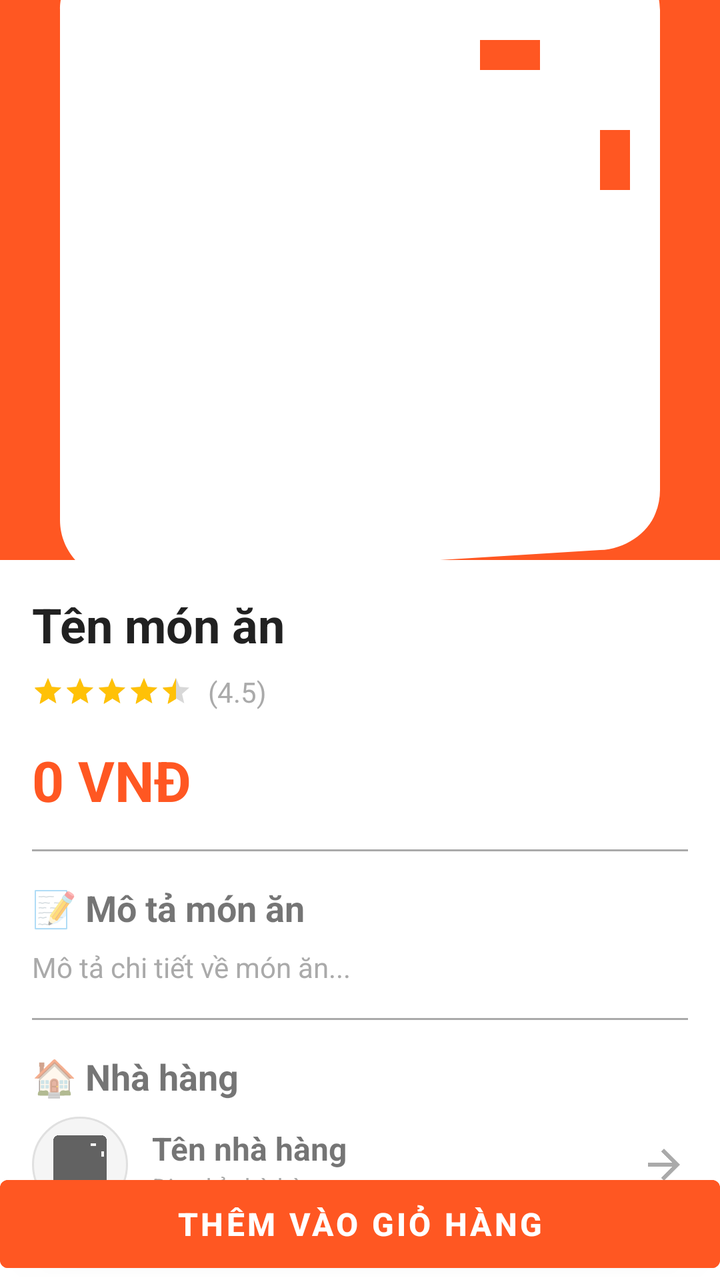
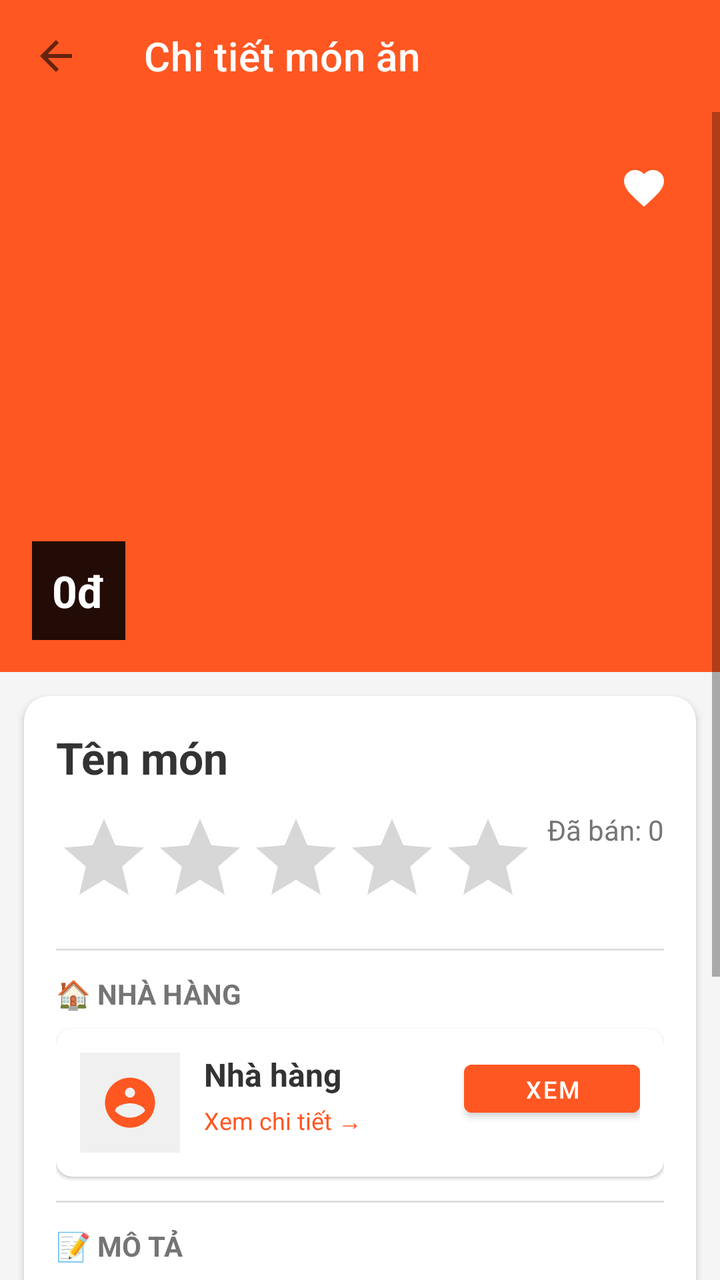

An Android layout rendered at two revisions. The XML below is the earlier revision; the diff shows what the commit changed to produce the second picture.
<!-- AndroidManifest.xml: application theme Theme.FoodOrder -->
<!-- res/layout/activity_food_detail.xml -->
<?xml version="1.0" encoding="utf-8"?>
<androidx.coordinatorlayout.widget.CoordinatorLayout
    xmlns:android="http://schemas.android.com/apk/res/android"
    xmlns:app="http://schemas.android.com/apk/res-auto"
    android:layout_width="match_parent"
    android:layout_height="match_parent"
    android:background="@android:color/white">

    <com.google.android.material.appbar.AppBarLayout
        android:layout_width="match_parent"
        android:layout_height="280dp"
        android:theme="@style/ThemeOverlay.AppCompat.Dark.ActionBar">

        <com.google.android.material.appbar.CollapsingToolbarLayout
            android:id="@+id/collapsingToolbar"
            android:layout_width="match_parent"
            android:layout_height="match_parent"
            app:contentScrim="?attr/colorPrimary"
            app:layout_scrollFlags="scroll|exitUntilCollapsed"
            app:titleEnabled="true">

            <ImageView
                android:id="@+id/ivFoodImage"
                android:layout_width="match_parent"
                android:layout_height="match_parent"
                android:scaleType="centerCrop"
                android:src="@drawable/ic_food_default"
                app:layout_collapseMode="parallax"/>

            <androidx.appcompat.widget.Toolbar
                android:id="@+id/toolbar"
                android:layout_width="match_parent"
                android:layout_height="?attr/actionBarSize"
                app:layout_collapseMode="pin"
                app:popupTheme="@style/ThemeOverlay.AppCompat.Light"/>

        </com.google.android.material.appbar.CollapsingToolbarLayout>

    </com.google.android.material.appbar.AppBarLayout>

    <androidx.core.widget.NestedScrollView
        android:layout_width="match_parent"
        android:layout_height="match_parent"
        app:layout_behavior="@string/appbar_scrolling_view_behavior">

        <LinearLayout
            android:layout_width="match_parent"
            android:layout_height="wrap_content"
            android:orientation="vertical"
            android:padding="16dp">

            
            <TextView
                android:id="@+id/tvFoodName"
                android:layout_width="match_parent"
                android:layout_height="wrap_content"
                android:text="Tên món ăn"
                android:textSize="24sp"
                android:textStyle="bold"
                android:textColor="@color/text_primary"/>

            
            <LinearLayout
                android:layout_width="match_parent"
                android:layout_height="wrap_content"
                android:orientation="horizontal"
                android:layout_marginTop="8dp"
                android:gravity="center_vertical">

                <RatingBar
                    android:id="@+id/ratingBar"
                    android:layout_width="wrap_content"
                    android:layout_height="wrap_content"
                    android:numStars="5"
                    android:stepSize="0.1"
                    android:isIndicator="true"
                    android:rating="4.5"
                    style="?android:attr/ratingBarStyleSmall"/>

                <TextView
                    android:layout_width="wrap_content"
                    android:layout_height="wrap_content"
                    android:text="(4.5)"
                    android:textSize="14sp"
                    android:layout_marginStart="8dp"
                    android:textColor="@android:color/darker_gray"/>
            </LinearLayout>

            
            <TextView
                android:id="@+id/tvFoodPrice"
                android:layout_width="match_parent"
                android:layout_height="wrap_content"
                android:text="0 VNĐ"
                android:textSize="28sp"
                android:textStyle="bold"
                android:textColor="@color/primary_color"
                android:layout_marginTop="16dp"/>

            <View
                android:layout_width="match_parent"
                android:layout_height="1dp"
                android:background="@android:color/darker_gray"
                android:layout_marginVertical="16dp"/>

            
            <TextView
                android:layout_width="match_parent"
                android:layout_height="wrap_content"
                android:text="📝 Mô tả món ăn"
                android:textSize="18sp"
                android:textStyle="bold"
                android:layout_marginBottom="8dp"/>

            <TextView
                android:id="@+id/tvFoodDescription"
                android:layout_width="match_parent"
                android:layout_height="wrap_content"
                android:text="Mô tả chi tiết về món ăn..."
                android:textSize="14sp"
                android:textColor="@android:color/darker_gray"
                android:lineSpacingExtra="4dp"/>

            <View
                android:layout_width="match_parent"
                android:layout_height="1dp"
                android:background="@android:color/darker_gray"
                android:layout_marginVertical="16dp"/>

            
            <TextView
                android:layout_width="match_parent"
                android:layout_height="wrap_content"
                android:text="🏠 Nhà hàng"
                android:textSize="18sp"
                android:textStyle="bold"
                android:layout_marginBottom="8dp"/>

            <LinearLayout
                android:layout_width="match_parent"
                android:layout_height="wrap_content"
                android:orientation="horizontal"
                android:gravity="center_vertical"
                android:clickable="true"
                android:focusable="true"
                android:background="?attr/selectableItemBackground">

                <ImageView
                    android:layout_width="48dp"
                    android:layout_height="48dp"
                    android:src="@drawable/ic_food_default"
                    android:background="@drawable/circle_background"
                    android:padding="8dp"/>

                <LinearLayout
                    android:layout_width="0dp"
                    android:layout_height="wrap_content"
                    android:layout_weight="1"
                    android:orientation="vertical"
                    android:layout_marginStart="12dp">

                    <TextView
                        android:id="@+id/tvRestaurantName"
                        android:layout_width="wrap_content"
                        android:layout_height="wrap_content"
                        android:text="Tên nhà hàng"
                        android:textSize="16sp"
                        android:textStyle="bold"/>

                    <TextView
                        android:id="@+id/tvRestaurantAddress"
                        android:layout_width="wrap_content"
                        android:layout_height="wrap_content"
                        android:text="Địa chỉ nhà hàng"
                        android:textSize="12sp"
                        android:textColor="@android:color/darker_gray"/>
                </LinearLayout>

                <ImageView
                    android:layout_width="24dp"
                    android:layout_height="24dp"
                    android:src="@drawable/ic_arrow_forward"
                    android:tint="@android:color/darker_gray"/>
            </LinearLayout>

        </LinearLayout>

    </androidx.core.widget.NestedScrollView>

    
    <Button
        android:id="@+id/btnAddToCart"
        android:layout_width="match_parent"
        android:layout_height="56dp"
        android:text="Thêm vào giỏ hàng"
        android:textSize="16sp"
        android:textStyle="bold"
        android:layout_gravity="bottom"
        android:backgroundTint="@color/primary_color"/>

</androidx.coordinatorlayout.widget.CoordinatorLayout>
<!-- resources referenced by this layout -->
<resources>
  <color name="primary_color">#FF5722</color>
  <color name="text_primary">#212121</color>
  <!-- drawable circle_background (drawable) -->
  <?xml version="1.0" encoding="utf-8"?>
  <shape xmlns:android="http://schemas.android.com/apk/res/android"
      android:shape="oval">
      <solid android:color="#F5F5F5"/>
      <stroke android:width="1dp" android:color="#E0E0E0"/>
  </shape>
  <!-- drawable ic_arrow_forward (drawable) -->
  <?xml version="1.0" encoding="utf-8"?>
  <vector xmlns:android="http://schemas.android.com/apk/res/android"
      android:width="24dp"
      android:height="24dp"
      android:viewportWidth="24"
      android:viewportHeight="24">
      <path
          android:fillColor="#000000"
          android:pathData="M12,4l-1.41,1.41L16.17,11H4v2h12.17l-5.58,5.59L12,20l8-8z"/>
  </vector>
  <!-- drawable ic_food_default (drawable) -->
  <?xml version="1.0" encoding="utf-8"?>
  <vector xmlns:android="http://schemas.android.com/apk/res/android"
      android:width="24dp"
      android:height="24dp"
      android:viewportWidth="24"
      android:viewportHeight="24"
      android:tint="?attr/colorControlNormal">
      <path
          android:fillColor="@android:color/white"
          android:pathData="M11,9L9,9L9,7L11,7L11,9zM15,9L13,9L13,7L15,7L15,9zM16,6L18,6L18,4L16,4L16,6zM19,9L21,9L21,7L19,7L19,9zM13,13L15,13L15,11L13,11L13,13zM9,13L11,13L11,11L9,11L9,13zM7,9L9,9L9,7L7,7L7,9zM4,22c-1.1,0 -2,-0.9 -2,-2v0l0,-0.96L2,3c0,-1.1 0.9,-2 2,-2h16c1.1,0 2,0.9 2,2v16c0,0.27 -0.05,0.53 -0.15,0.77 -0.26,0.68 -1.03,1.21 -1.85,1.23L4,22zM20,20L4,20l0,-15.79c0.19,0.48 0.62,0.79 1.11,0.79L18.89,5c0.49,0 0.92,-0.31 1.11,-0.79L20,20zM8,18L8,18c1.1,0 2,-0.9 2,-2v0c0,-1.1 -0.9,-2 -2,-2s-2,0.9 -2,2c0,1.1 0.9,2 2,2zM16,18c1.1,0 2,-0.9 2,-2 0,-1.1 -0.9,-2 -2,-2s-2,0.9 -2,2c0,1.1 0.9,2 2,2z"/>
  </vector>
  <style name="Theme.FoodOrder" parent="Theme.MaterialComponents.DayNight.NoActionBar">
          
          <item name="colorPrimary">@color/primary_color</item>
          <item name="colorPrimaryVariant">@color/primary_dark</item>
          <item name="colorOnPrimary">@color/white</item>
  
          
          <item name="colorSecondary">@color/accent</item>
          <item name="colorSecondaryVariant">@color/teal_700</item>
          <item name="colorOnSecondary">@color/black</item>
  
          
          <item name="android:windowBackground">@color/background</item>
  
          
          <item name="colorSurface">@color/surface</item>
          <item name="colorOnSurface">@color/text_primary</item>
          <item name="colorError">#FF0000</item>
      </style>
  <color name="primary_dark">#E64A19</color>
  <color name="white">#FFFFFFFF</color>
  <color name="accent">#FFC107</color>
  <color name="teal_700">#FF018786</color>
  <color name="black">#FF000000</color>
  <color name="background">#FFFFFF</color>
  <color name="surface">#F5F5F5</color>
</resources>

<!-- the commit's change to res/layout/activity_food_detail.xml (unified diff, before → after) -->
@@ -1,201 +1,280 @@
 <?xml version="1.0" encoding="utf-8"?>
-<androidx.coordinatorlayout.widget.CoordinatorLayout
-    xmlns:android="http://schemas.android.com/apk/res/android"
+<LinearLayout xmlns:android="http://schemas.android.com/apk/res/android"
     xmlns:app="http://schemas.android.com/apk/res-auto"
     android:layout_width="match_parent"
     android:layout_height="match_parent"
-    android:background="@android:color/white">
-
-    <com.google.android.material.appbar.AppBarLayout
+    android:orientation="vertical"
+    android:background="#F5F5F5">
+
+    
+    <androidx.appcompat.widget.Toolbar
+        android:id="@+id/toolbar"
         android:layout_width="match_parent"
-        android:layout_height="280dp"
-        android:theme="@style/ThemeOverlay.AppCompat.Dark.ActionBar">
-
-        <com.google.android.material.appbar.CollapsingToolbarLayout
-            android:id="@+id/collapsingToolbar"
-            android:layout_width="match_parent"
-            android:layout_height="match_parent"
-            app:contentScrim="?attr/colorPrimary"
-            app:layout_scrollFlags="scroll|exitUntilCollapsed"
-            app:titleEnabled="true">
-
-            <ImageView
-                android:id="@+id/ivFoodImage"
-                android:layout_width="match_parent"
-                android:layout_height="match_parent"
-                android:scaleType="centerCrop"
-                android:src="@drawable/ic_food_default"
-                app:layout_collapseMode="parallax"/>
-
-            <androidx.appcompat.widget.Toolbar
-                android:id="@+id/toolbar"
-                android:layout_width="match_parent"
-                android:layout_height="?attr/actionBarSize"
-                app:layout_collapseMode="pin"
-                app:popupTheme="@style/ThemeOverlay.AppCompat.Light"/>
-
-        </com.google.android.material.appbar.CollapsingToolbarLayout>
-
-    </com.google.android.material.appbar.AppBarLayout>
-
-    <androidx.core.widget.NestedScrollView
+        android:layout_height="?attr/actionBarSize"
+        android:background="#FF5722"
+        app:navigationIcon="@drawable/ic_back"
+        app:title="Chi tiết món ăn"
+        app:titleTextColor="@android:color/white" />
+
+    <ScrollView
         android:layout_width="match_parent"
-        android:layout_height="match_parent"
-        app:layout_behavior="@string/appbar_scrolling_view_behavior">
+        android:layout_height="match_parent">
 
         <LinearLayout
             android:layout_width="match_parent"
             android:layout_height="wrap_content"
-            android:orientation="vertical"
-            android:padding="16dp">
+            android:orientation="vertical">
 
             
-            <TextView
-                android:id="@+id/tvFoodName"
+            <FrameLayout
+                android:layout_width="match_parent"
+                android:layout_height="280dp"
+                android:background="#FF5722">
+
+                <ImageView
+                    android:id="@+id/ivFoodImage"
+                    android:layout_width="match_parent"
+                    android:layout_height="match_parent"
+                    android:scaleType="centerCrop" />
+
+                <ImageButton
+                    android:id="@+id/ivFavorite"
+                    android:layout_width="44dp"
+                    android:layout_height="44dp"
+                    android:layout_margin="16dp"
+                    android:layout_gravity="end|top"
+                    android:src="@drawable/ic_favorite"
+                    android:background="?attr/selectableItemBackgroundBorderless"
+                    android:tint="@android:color/white" />
+
+                <TextView
+                    android:id="@+id/tvPrice"
+                    android:layout_width="wrap_content"
+                    android:layout_height="wrap_content"
+                    android:layout_gravity="start|bottom"
+                    android:layout_margin="16dp"
+                    android:background="#DD000000"
+                    android:padding="10dp"
+                    android:text="0đ"
+                    android:textSize="22sp"
+                    android:textStyle="bold"
+                    android:textColor="@android:color/white" />
+
+            </FrameLayout>
+
+            
+            <androidx.cardview.widget.CardView
                 android:layout_width="match_parent"
                 android:layout_height="wrap_content"
-                android:text="Tên món ăn"
-                android:textSize="24sp"
-                android:textStyle="bold"
-                android:textColor="@color/text_primary"/>
+                android:layout_margin="12dp"
+                app:cardCornerRadius="12dp"
+                app:cardElevation="2dp">
+
+                <LinearLayout
+                    android:layout_width="match_parent"
+                    android:layout_height="wrap_content"
+                    android:orientation="vertical"
+                    android:padding="16dp">
+
+                    <TextView
+                        android:id="@+id/tvFoodName"
+                        android:layout_width="wrap_content"
+                        android:layout_height="wrap_content"
+                        android:text="Tên món"
+                        android:textSize="22sp"
+                        android:textStyle="bold"
+                        android:textColor="#333333" />
+
+                    <LinearLayout
+                        android:layout_width="match_parent"
+                        android:layout_height="wrap_content"
+                        android:orientation="horizontal"
+                        android:layout_marginTop="12dp">
+
+                        <LinearLayout
+                            android:layout_width="0dp"
+                            android:layout_height="wrap_content"
+                            android:layout_weight="1"
+                            android:orientation="horizontal">
+
+                            <RatingBar
+                                android:id="@+id/ratingBar"
+                                android:layout_width="wrap_content"
+                                android:layout_height="wrap_content"
+                                android:numStars="5"
+                                android:stepSize="0.5"
+                                android:isIndicator="true"
+                                android:rating="0" />
+
+                            <TextView
+                                android:id="@+id/tvRating"
+                                android:layout_width="wrap_content"
+                                android:layout_height="wrap_content"
+                                android:text="0.0"
+                                android:textSize="14sp"
+                                android:textColor="#FF9800"
+                                android:layout_marginStart="8dp" />
+
+                        </LinearLayout>
+
+                        <TextView
+                            android:id="@+id/tvSoldCount"
+                            android:layout_width="wrap_content"
+                            android:layout_height="wrap_content"
+                            android:text="Đã bán: 0"
+                            android:textSize="14sp"
+                            android:textColor="#757575" />
+
+                    </LinearLayout>
+
+                    <View
+                        android:layout_width="match_parent"
+                        android:layout_height="1dp"
+                        android:background="#E0E0E0"
+                        android:layout_marginVertical="12dp" />
+
+                    <TextView
+                        android:layout_width="wrap_content"
+                        android:layout_height="wrap_content"
+                        android:text="🏠 NHÀ HÀNG"
+                        android:textSize="14sp"
+                        android:textStyle="bold"
+                        android:textColor="#757575" />
+
+                    <androidx.cardview.widget.CardView
+                        android:layout_width="match_parent"
+                        android:layout_height="wrap_content"
+                        android:layout_marginTop="8dp"
+                        app:cardCornerRadius="8dp"
+                        app:cardElevation="1dp">
+
+                        <LinearLayout
+                            android:layout_width="match_parent"
+                            android:layout_height="wrap_content"
+                            android:orientation="horizontal"
+                            android:padding="12dp"
+                            android:background="?attr/selectableItemBackground">
+
+                            <ImageView
+                                android:layout_width="50dp"
+                                android:layout_height="50dp"
+                                android:src="@drawable/ic_restaurant_placeholder"
+                                android:background="#F0F0F0"
+                                android:padding="10dp"
+                                android:tint="#FF5722" />
+
+                            <LinearLayout
+                                android:layout_width="0dp"
+                                android:layout_height="wrap_content"
+                                android:layout_weight="1"
+                                android:orientation="vertical"
+                                android:layout_marginStart="12dp">
+
+                                <TextView
+                                    android:id="@+id/tvRestaurant"
+                                    android:layout_width="wrap_content"
+                                    android:layout_height="wrap_content"
+                                    android:text="Nhà hàng"
+                                    android:textSize="16sp"
+                                    android:textStyle="bold"
+                                    android:textColor="#333333" />
+
+                                <TextView
+                                    android:layout_width="wrap_content"
+                                    android:layout_height="wrap_content"
+                                    android:text="Xem chi tiết →"
+                                    android:textSize="12sp"
+                                    android:textColor="#FF5722"
+                                    android:layout_marginTop="4dp" />
+
+                            </LinearLayout>
+
+                            <Button
+                                android:id="@+id/btnViewRestaurant"
+                                android:layout_width="wrap_content"
+                                android:layout_height="36dp"
+                                android:text="Xem"
+                                android:textSize="12sp"
+                                android:backgroundTint="#FF5722" />
+
+                        </LinearLayout>
+
+                    </androidx.cardview.widget.CardView>
+
+                    <View
+                        android:layout_width="match_parent"
+                        android:layout_height="1dp"
+                        android:background="#E0E0E0"
+                        android:layout_marginVertical="12dp" />
+
+                    <TextView
+                        android:layout_width="wrap_content"
+                        android:layout_height="wrap_content"
+                        android:text="📝 MÔ TẢ"
+                        android:textSize="14sp"
+                        android:textStyle="bold"
+                        android:textColor="#757575" />
+
+                    <TextView
+                        android:id="@+id/tvDescription"
+                        android:layout_width="match_parent"
+                        android:layout_height="wrap_content"
+                        android:layout_marginTop="8dp"
+                        android:text="Mô tả món ăn"
+                        android:textSize="14sp"
+                        android:textColor="#757575"
+                        android:lineSpacingExtra="4dp" />
+
+                    <Button
+                        android:id="@+id/btnAddToCart"
+                        android:layout_width="match_parent"
+                        android:layout_height="48dp"
+                        android:layout_marginTop="20dp"
+                        android:text="THÊM VÀO GIỎ HÀNG"
+                        android:textSize="16sp"
+                        android:textStyle="bold"
+                        android:backgroundTint="#FF5722"
+                        android:textColor="@android:color/white" />
+
+                </LinearLayout>
+
+            </androidx.cardview.widget.CardView>
 
             
-            <LinearLayout
+            <androidx.cardview.widget.CardView
                 android:layout_width="match_parent"
                 android:layout_height="wrap_content"
-                android:orientation="horizontal"
-                android:layout_marginTop="8dp"
-                android:gravity="center_vertical">
-
-                <RatingBar
-                    android:id="@+id/ratingBar"
-                    android:layout_width="wrap_content"
+                android:layout_margin="12dp"
+                app:cardCornerRadius="12dp"
+                app:cardElevation="2dp">
+
+                <LinearLayout
+                    android:layout_width="match_parent"
                     android:layout_height="wrap_content"
-                    android:numStars="5"
-                    android:stepSize="0.1"
-                    android:isIndicator="true"
-                    android:rating="4.5"
-                    style="?android:attr/ratingBarStyleSmall"/>
-
-                <TextView
-                    android:layout_width="wrap_content"
-                    android:layout_height="wrap_content"
-                    android:text="(4.5)"
-                    android:textSize="14sp"
-                    android:layout_marginStart="8dp"
-                    android:textColor="@android:color/darker_gray"/>
-            </LinearLayout>
-
-            
-            <TextView
-                android:id="@+id/tvFoodPrice"
-                android:layout_width="match_parent"
-                android:layout_height="wrap_content"
-                android:text="0 VNĐ"
-                android:textSize="28sp"
-                android:textStyle="bold"
-                android:textColor="@color/primary_color"
-                android:layout_marginTop="16dp"/>
-
-            <View
-                android:layout_width="match_parent"
-                android:layout_height="1dp"
-                android:background="@android:color/darker_gray"
-                android:layout_marginVertical="16dp"/>
-
-            
-            <TextView
-                android:layout_width="match_parent"
-                android:layout_height="wrap_content"
-                android:text="📝 Mô tả món ăn"
-                android:textSize="18sp"
-                android:textStyle="bold"
-                android:layout_marginBottom="8dp"/>
-
-            <TextView
-                android:id="@+id/tvFoodDescription"
-                android:layout_width="match_parent"
-                android:layout_height="wrap_content"
-                android:text="Mô tả chi tiết về món ăn..."
-                android:textSize="14sp"
-                android:textColor="@android:color/darker_gray"
-                android:lineSpacingExtra="4dp"/>
-
-            <View
-                android:layout_width="match_parent"
-                android:layout_height="1dp"
-                android:background="@android:color/darker_gray"
-                android:layout_marginVertical="16dp"/>
-
-            
-            <TextView
-                android:layout_width="match_parent"
-                android:layout_height="wrap_content"
-                android:text="🏠 Nhà hàng"
-                android:textSize="18sp"
-                android:textStyle="bold"
-                android:layout_marginBottom="8dp"/>
-
-            <LinearLayout
-                android:layout_width="match_parent"
-                android:layout_height="wrap_content"
-                android:orientation="horizontal"
-                android:gravity="center_vertical"
-                android:clickable="true"
-                android:focusable="true"
-                android:background="?attr/selectableItemBackground">
-
-                <ImageView
-                    android:layout_width="48dp"
-                    android:layout_height="48dp"
-                    android:src="@drawable/ic_food_default"
-                    android:background="@drawable/circle_background"
-                    android:padding="8dp"/>
-
-                <LinearLayout
-                    android:layout_width="0dp"
-                    android:layout_height="wrap_content"
-                    android:layout_weight="1"
                     android:orientation="vertical"
-                    android:layout_marginStart="12dp">
-
-                    <TextView
-                        android:id="@+id/tvRestaurantName"
-                        android:layout_width="wrap_content"
-                        android:layout_height="wrap_content"
-                        android:text="Tên nhà hàng"
+                    android:padding="16dp">
+
+                    <TextView
+                        android:layout_width="wrap_content"
+                        android:layout_height="wrap_content"
+                        android:text="🍽️ GỢI Ý CHO BẠN"
                         android:textSize="16sp"
-                        android:textStyle="bold"/>
-
-                    <TextView
-                        android:id="@+id/tvRestaurantAddress"
-                        android:layout_width="wrap_content"
-                        android:layout_height="wrap_content"
-                        android:text="Địa chỉ nhà hàng"
-                        android:textSize="12sp"
-                        android:textColor="@android:color/darker_gray"/>
+                        android:textStyle="bold"
+                        android:textColor="#333333" />
+
+                    <androidx.recyclerview.widget.RecyclerView
+                        android:id="@+id/rvSimilarFoods"
+                        android:layout_width="match_parent"
+                        android:layout_height="wrap_content"
+                        android:layout_marginTop="12dp"
+                        android:nestedScrollingEnabled="false" />
+
                 </LinearLayout>
 
-                <ImageView
-                    android:layout_width="24dp"
-                    android:layout_height="24dp"
-                    android:src="@drawable/ic_arrow_forward"
-                    android:tint="@android:color/darker_gray"/>
-            </LinearLayout>
+            </androidx.cardview.widget.CardView>
 
         </LinearLayout>
 
-    </androidx.core.widget.NestedScrollView>
-
-    
-    <Button
-        android:id="@+id/btnAddToCart"
-        android:layout_width="match_parent"
-        android:layout_height="56dp"
-        android:text="Thêm vào giỏ hàng"
-        android:textSize="16sp"
-        android:textStyle="bold"
-        android:layout_gravity="bottom"
-        android:backgroundTint="@color/primary_color"/>
-
-</androidx.coordinatorlayout.widget.CoordinatorLayout>
+    </ScrollView>
+
+</LinearLayout>
<!-- resource entries referenced after the edit -->
@@ -1,26 +1,6 @@
 <!-- resources referenced by this layout -->
 <resources>
-  <color name="primary_color">#FF5722</color>
-  <color name="text_primary">#212121</color>
-  <!-- drawable circle_background (drawable) -->
-  <?xml version="1.0" encoding="utf-8"?>
-  <shape xmlns:android="http://schemas.android.com/apk/res/android"
-      android:shape="oval">
-      <solid android:color="#F5F5F5"/>
-      <stroke android:width="1dp" android:color="#E0E0E0"/>
-  </shape>
-  <!-- drawable ic_arrow_forward (drawable) -->
-  <?xml version="1.0" encoding="utf-8"?>
-  <vector xmlns:android="http://schemas.android.com/apk/res/android"
-      android:width="24dp"
-      android:height="24dp"
-      android:viewportWidth="24"
-      android:viewportHeight="24">
-      <path
-          android:fillColor="#000000"
-          android:pathData="M12,4l-1.41,1.41L16.17,11H4v2h12.17l-5.58,5.59L12,20l8-8z"/>
-  </vector>
-  <!-- drawable ic_food_default (drawable) -->
+  <!-- drawable ic_back (drawable) -->
   <?xml version="1.0" encoding="utf-8"?>
   <vector xmlns:android="http://schemas.android.com/apk/res/android"
       android:width="24dp"
@@ -30,8 +10,32 @@
       android:tint="?attr/colorControlNormal">
       <path
           android:fillColor="@android:color/white"
-          android:pathData="M11,9L9,9L9,7L11,7L11,9zM15,9L13,9L13,7L15,7L15,9zM16,6L18,6L18,4L16,4L16,6zM19,9L21,9L21,7L19,7L19,9zM13,13L15,13L15,11L13,11L13,13zM9,13L11,13L11,11L9,11L9,13zM7,9L9,9L9,7L7,7L7,9zM4,22c-1.1,0 -2,-0.9 -2,-2v0l0,-0.96L2,3c0,-1.1 0.9,-2 2,-2h16c1.1,0 2,0.9 2,2v16c0,0.27 -0.05,0.53 -0.15,0.77 -0.26,0.68 -1.03,1.21 -1.85,1.23L4,22zM20,20L4,20l0,-15.79c0.19,0.48 0.62,0.79 1.11,0.79L18.89,5c0.49,0 0.92,-0.31 1.11,-0.79L20,20zM8,18L8,18c1.1,0 2,-0.9 2,-2v0c0,-1.1 -0.9,-2 -2,-2s-2,0.9 -2,2c0,1.1 0.9,2 2,2zM16,18c1.1,0 2,-0.9 2,-2 0,-1.1 -0.9,-2 -2,-2s-2,0.9 -2,2c0,1.1 0.9,2 2,2z"/>
+          android:pathData="M20,11H7.83l5.59,-5.59L12,4l-8,8 8,8 1.41,-1.41L7.83,13H20v-2z"/>
   </vector>
+  <!-- drawable ic_favorite (drawable) -->
+  <?xml version="1.0" encoding="utf-8"?>
+  <vector xmlns:android="http://schemas.android.com/apk/res/android"
+      android:width="24dp"
+      android:height="24dp"
+      android:viewportWidth="24"
+      android:viewportHeight="24">
+      <path
+          android:fillColor="#000000"
+          android:pathData="M12,21.35l-1.45-1.32C5.4,15.36 2,12.28 2,8.5 2,5.42 4.42,3 7.5,3c1.74,0 3.41,0.81 4.5,2.09C13.09,3.81 14.76,3 16.5,3 19.58,3 22,5.42 22,8.5c0,3.78-3.4,6.86-8.55,11.54L12,21.35z"/>
+  </vector>
+  <!-- drawable ic_restaurant_placeholder (drawable) -->
+  <?xml version="1.0" encoding="utf-8"?>
+  <vector xmlns:android="http://schemas.android.com/apk/res/android"
+      android:width="24dp"
+      android:height="24dp"
+      android:viewportWidth="24"
+      android:viewportHeight="24">
+      <path
+          android:fillColor="#FF5722"
+          android:pathData="M12,2C6.48,2 2,6.48 2,12s4.48,10 10,10 10,-4.48 10,-10S17.52,2 12,2zM12,6c1.1,0 2,0.9 2,2s-0.9,2 -2,2 -2,-0.9 -2,-2 0.9,-2 2,-2zM12,18c-2.37,0 -4.5,-1.04 -6,-2.68 0.02,-1.98 3.98,-3.08 6,-3.08s5.98,1.1 6,3.08c-1.5,1.64 -3.63,2.68 -6,2.68z"/>
+  </vector>
+  <color name="primary_color">#FF5722</color>
+  <color name="text_primary">#212121</color>
   <style name="Theme.FoodOrder" parent="Theme.MaterialComponents.DayNight.NoActionBar">
           
           <item name="colorPrimary">@color/primary_color</item>
